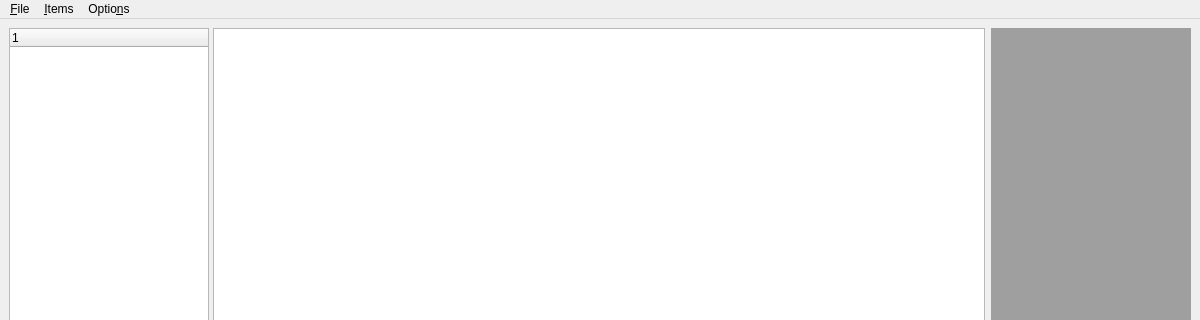
This is Viewer2D/mapviewer2.ui in fsoos74/su as Qt 5 draws it before an edit; both pictures show x 0 to 1200 and y 0 to 320 of the 1200 by 800 pixel window. The edited form follows.
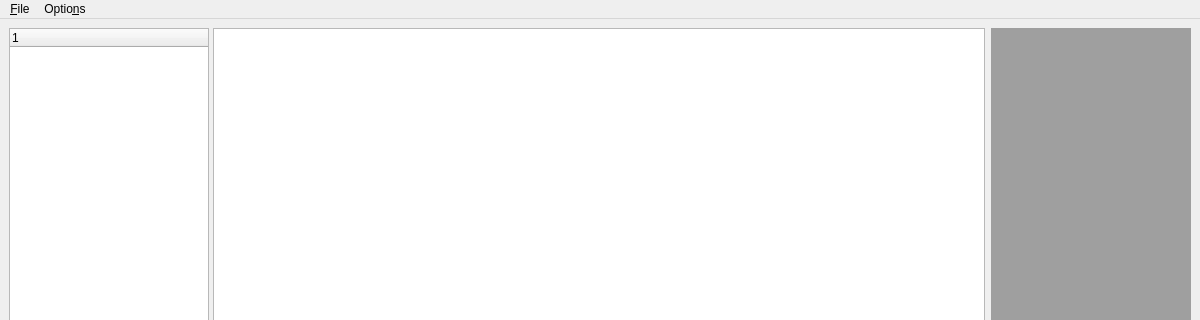
This is the edited form. Custom widgets are drawn as their Qt base class.

Commit message: -mapviewer axis configuration

What changed in the file:
```diff
--- a/Viewer2D/mapviewer2.ui
+++ b/Viewer2D/mapviewer2.ui
@@ -112,12 +112,6 @@
     </property>
     <addaction name="actionE_xit"/>
    </widget>
-   <widget class="QMenu" name="menu_Items">
-    <property name="title">
-     <string>&amp;Items</string>
-    </property>
-    <addaction name="actionShow_Project_Area"/>
-   </widget>
    <widget class="QMenu" name="menu_Options">
     <property name="title">
      <string>Optio&amp;ns</string>
@@ -127,7 +121,6 @@
     <addaction name="actionSetup_Volume"/>
    </widget>
    <addaction name="menuFile"/>
-   <addaction name="menu_Items"/>
    <addaction name="menu_Options"/>
   </widget>
   <widget class="QStatusBar" name="statusBar"/>
```
Left out of the diff: 3 changed lines with no effect on the pictures. The commit also changes 18 other files.
